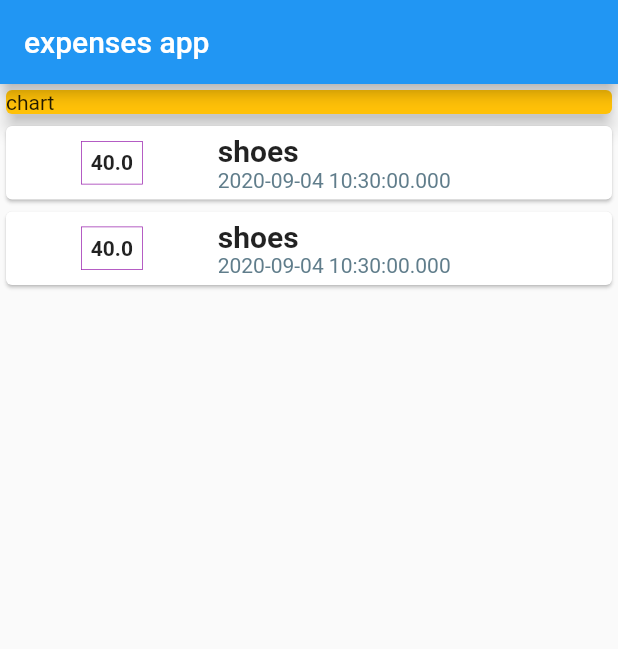
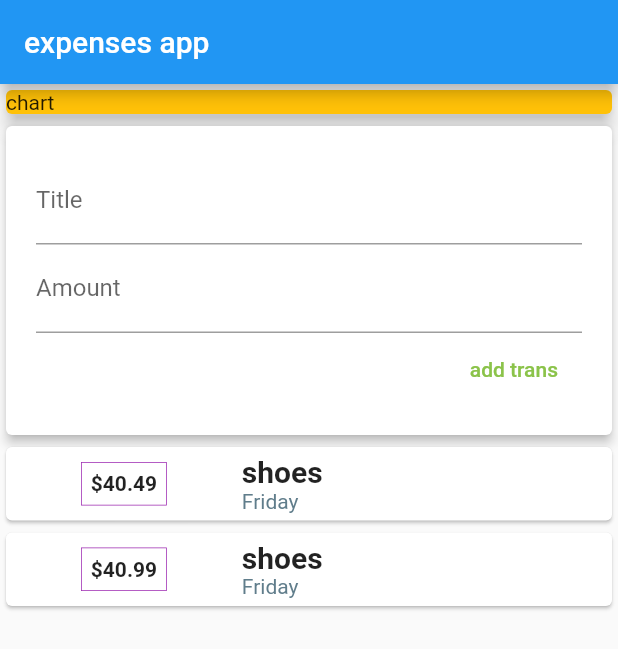
Before and after one commit to ninaparipovic/flutter-expense-tracker, a Flutter app: the screen it shows after launch, on a phone screen of 412 x 824 dp. Shown: the top 649 px of the screen. Run offline on Flutter 3.47's test engine with Material 2 defaults, Android fonts, the phone set to English and light mode, and no system bars.

Commit message:
split into model and widget folders

```diff
--- a/lib/main.dart
+++ b/lib/main.dart
@@ -1,5 +1,6 @@
+import 'package:ExpenseTracker/widgets/transaction_list.dart';
 import 'package:flutter/material.dart';
-import './transaction.dart';
+import './widgets/transaction_list.dart';
 
 void main() {
   runApp(MyApp());
@@ -16,20 +17,10 @@ class MyApp extends StatelessWidget {
 }
 
 class MyHomePage extends StatelessWidget {
-  final List<Transaction> transactions = [
-    Transaction(
-      id: 't1',
-      title: 'shoes',
-      price: 40,
-      purchaseDate: DateTime.now(),
-    ),
-    Transaction(
-      id: 't2',
-      title: 'shoes',
-      price: 40,
-      purchaseDate: DateTime.now(),
-    ),
-  ];
+  // String titleInput;
+  // String priceInput;
+  final titleController = TextEditingController();
+  final priceController = TextEditingController();
 
   @override
   Widget build(BuildContext context) {
@@ -41,7 +32,9 @@ class MyHomePage extends StatelessWidget {
         mainAxisAlignment: MainAxisAlignment.start,
         crossAxisAlignment: CrossAxisAlignment.stretch,
         children: [
-          Card(
+          Container(
+            width: double.infinity,
+            child: Card(
               color: Colors.amber,
               child: Container(
                 child: Text('chart'),
@@ -49,45 +42,36 @@ class MyHomePage extends StatelessWidget {
               ),
               elevation: 5,
             ),
-          Column(
-            children: transactions.map((tx) {
-              return Card(
-                  child: Row(
+          ),
+          Card(
+            elevation: 3,
+            child: Container(
+              padding: EdgeInsets.all(20),
+              child: Column(
+                crossAxisAlignment: CrossAxisAlignment.end,
                 children: [
-                  Container(
-                    margin: EdgeInsets.symmetric(
-                      vertical: 10,
-                      horizontal: 50,
+                  TextField(
+                    controller: titleController,
+                    decoration: InputDecoration(
+                        fillColor: Colors.blueAccent, labelText: 'Title'),
                   ),
-                    padding: EdgeInsets.all(6),
-                    decoration: BoxDecoration(
-                      border: Border.all(color: Colors.purple, width: 0.5),
+                  TextField(
+                    controller: priceController,
+                    decoration: InputDecoration(
+                        fillColor: Colors.blueAccent, labelText: 'Amount'),
                   ),
-                    child: Text(
-                      tx.price.toString(),
-                      style: TextStyle(fontWeight: FontWeight.bold),
+                  FlatButton(
+                    onPressed: () {
+                      print(titleController.text);
+                    },
+                    child: Text('add trans'),
+                    textColor: Colors.lightGreen,
+                  ),
+                ],
               ),
             ),
-                  Column(
-                    crossAxisAlignment: CrossAxisAlignment.start,
-                    children: [
-                      Text(
-                        tx.title,
-                        style: TextStyle(
-                          fontWeight: FontWeight.bold,
-                          fontSize: 20,
           ),
-                      ),
-                      Text(
-                        tx.purchaseDate.toString(),
-                        style: TextStyle(color: Colors.blueGrey),
-                      ),
-                    ],
-                  )
-                ],
-              ));
-            }).toList(),
-          ),
+          TransactionList()
         ],
       ),
     );
--- /dev/null
+++ b/lib/widgets/transaction_list.dart
@@ -0,0 +1,69 @@
+import 'package:flutter/material.dart';
+import '../models/transaction.dart';
+
+import 'package:intl/intl.dart';
+
+class TransactionList extends StatefulWidget {
+  @override
+  _TransactionListState createState() => _TransactionListState();
+}
+
+class _TransactionListState extends State<TransactionList> {
+  final List<Transaction> _userTransactions = [
+    Transaction(
+      id: 't1',
+      title: 'shoes',
+      price: 40.49,
+      purchaseDate: DateTime.now(),
+    ),
+    Transaction(
+      id: 't2',
+      title: 'shoes',
+      price: 40.99,
+      purchaseDate: DateTime.now(),
+    ),
+  ];
+  @override
+  Widget build(BuildContext context) {
+    return Column(
+      children: _userTransactions.map((tx) {
+        return Card(
+          child: Row(
+            children: [
+              Container(
+                margin: EdgeInsets.symmetric(
+                  vertical: 10,
+                  horizontal: 50,
+                ),
+                padding: EdgeInsets.all(6),
+                decoration: BoxDecoration(
+                  border: Border.all(color: Colors.purple, width: 0.5),
+                ),
+                child: Text(
+                  '\$${tx.price}',
+                  style: TextStyle(fontWeight: FontWeight.bold),
+                ),
+              ),
+              Column(
+                crossAxisAlignment: CrossAxisAlignment.start,
+                children: [
+                  Text(
+                    tx.title,
+                    style: TextStyle(
+                      fontWeight: FontWeight.bold,
+                      fontSize: 20,
+                    ),
+                  ),
+                  Text(
+                    DateFormat.EEEE().format(tx.purchaseDate),
+                    style: TextStyle(color: Colors.blueGrey),
+                  ),
+                ],
+              )
+            ],
+          ),
+        );
+      }).toList(),
+    );
+  }
+}
--- a/pubspec.yaml
+++ b/pubspec.yaml
@@ -23,6 +23,7 @@ environment:
 dependencies:
   flutter:
     sdk: flutter
+  intl: ^0.15.8
 
 
   # The following adds the Cupertino Icons font to your application.
```
Also changed, not shown: lib/models/transaction.dart (renamed from lib/transaction.dart), pubspec.lock. Lines whose indentation alone changed are shown as unchanged.
